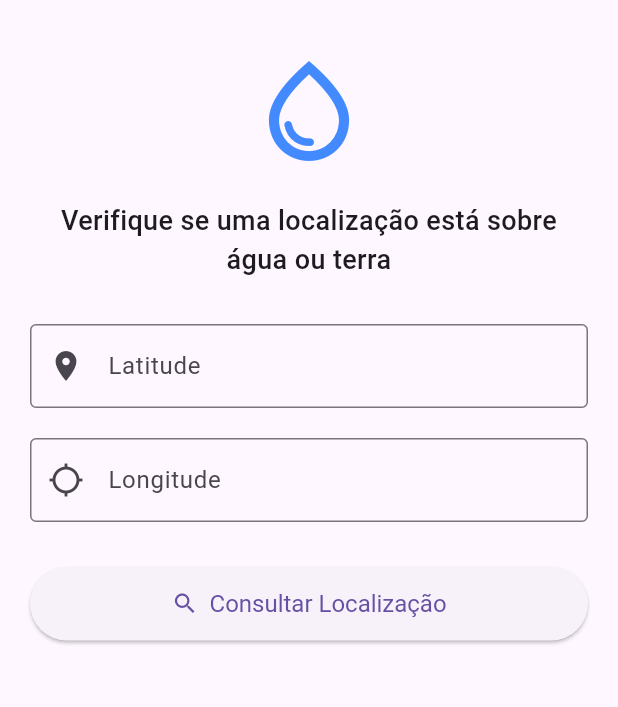
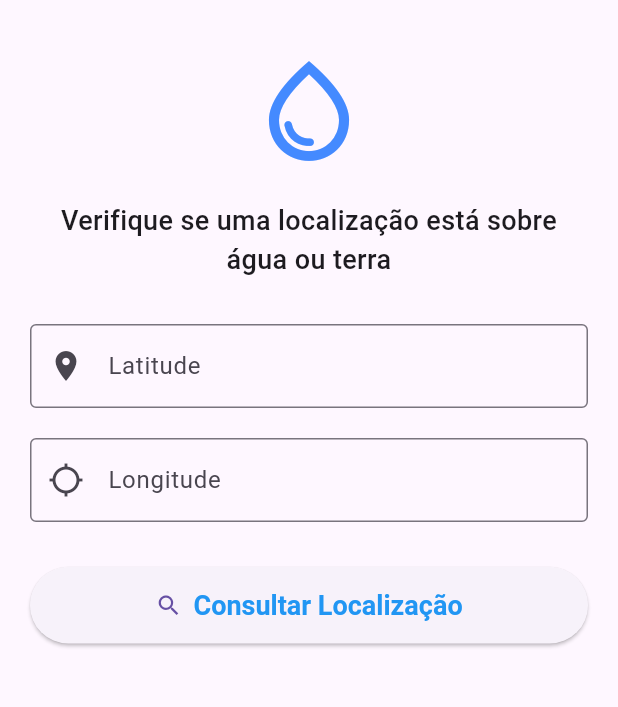
Before and after one commit to HeitorLouzeiroRepositoryIFPI/flutter-on-water-app, a Flutter app: the OnWaterScreen screen opened directly, on a phone screen of 412 x 824 dp, the part 63-770 px from its top. Run offline on Flutter 3.47's test engine with Material 3 defaults, Android fonts, the phone set to English and light mode, and no system bars; our stand-ins replace flutter_dotenv, shared_preferences, smooth_page_indicator; accounts and stored records are empty.

Commit message:
Melhora o estilo do botão de consulta na tela OnWater, ajustando tamanho, peso e cor da fonte.

```diff
--- a/on_water_app/lib/screens/on_water_screen.dart
+++ b/on_water_app/lib/screens/on_water_screen.dart
@@ -96,7 +96,14 @@ class _OnWaterScreenState extends State<OnWaterScreen> {
                   fetchWaterData(latitude, longitude);
                 },
                 icon: const Icon(Icons.search),
-                label: const Text("Consultar Localização"),
+                label: const Text(
+                  "Consultar Localização",
+                  style: TextStyle(
+                    fontSize: 18, // Tamanho da fonte
+                    fontWeight: FontWeight.bold, // Negrito
+                    color: Colors.blue, // Cor do texto
+                  ),
+                ),
                 style: ElevatedButton.styleFrom(
                   padding: const EdgeInsets.symmetric(vertical: 15),
                   textStyle: const TextStyle(fontSize: 16),
```
